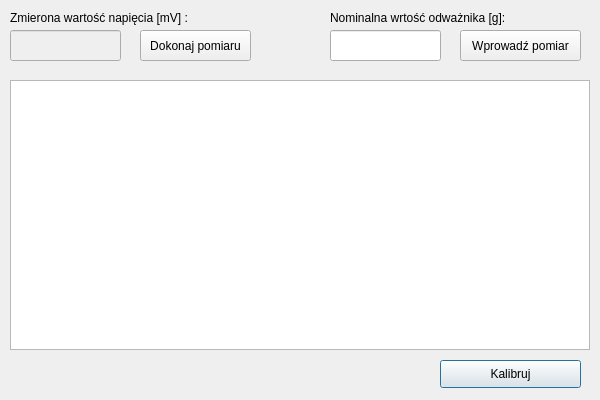
Old version of the form UI/CalibrateDialogUI.ui in the repository Szkodniq1/Propeller-Dynamometer.
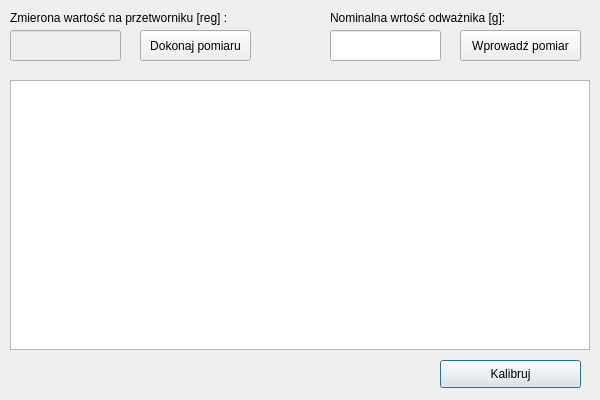
New version of the form.

Diff of the .ui file:
```diff
--- a/UI/CalibrateDialogUI.ui
+++ b/UI/CalibrateDialogUI.ui
@@ -72,12 +72,12 @@
     <rect>
      <x>10</x>
      <y>10</y>
-     <width>201</width>
+     <width>251</width>
      <height>16</height>
     </rect>
    </property>
    <property name="text">
-    <string>Zmierona wartość napięcia [mV] :</string>
+    <string>Zmierona wartość na przetworniku [reg] :</string>
    </property>
   </widget>
   <widget class="QPushButton" name="calibrateInsertValue">
```
